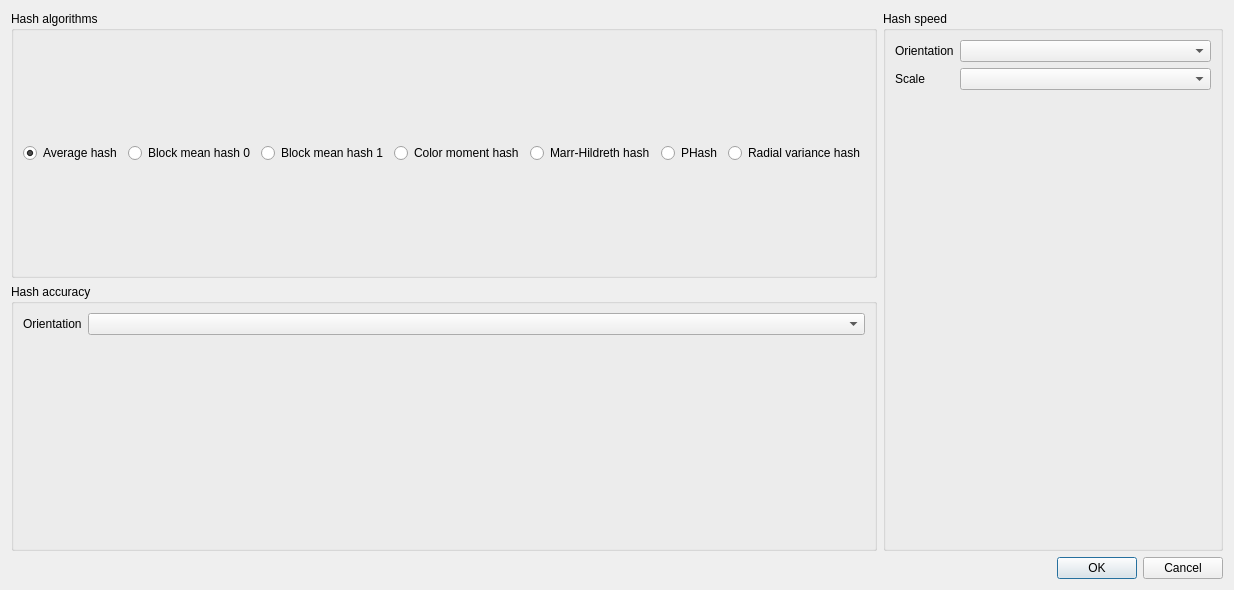
The window that ui/advance_setting_dialog.ui (stereomatchingkiss/similar_vision) describes before a commit, drawn with Qt 5.
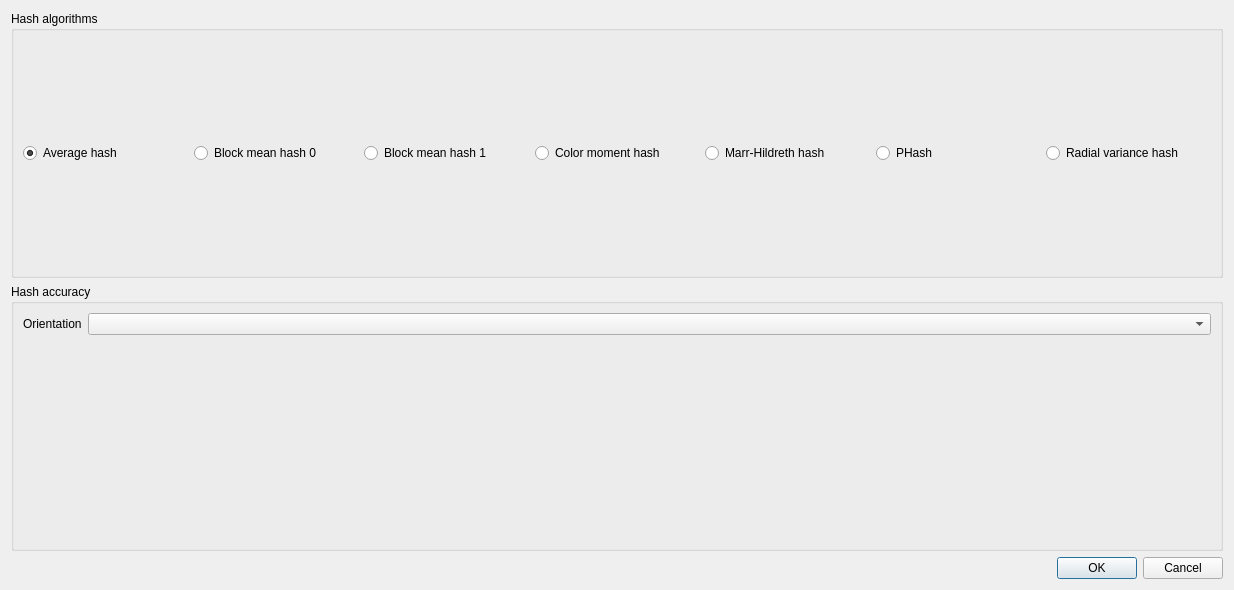
The same window after the commit. Custom widgets are drawn as their Qt base class.

Commit message: remove useless widget

Patch:
```diff
--- a/ui/advance_setting_dialog.ui
+++ b/ui/advance_setting_dialog.ui
@@ -109,52 +109,6 @@
        </item>
       </layout>
      </item>
-     <item>
-      <widget class="QGroupBox" name="groupBox_2">
-       <property name="title">
-        <string>Hash speed</string>
-       </property>
-       <layout class="QGridLayout" name="gridLayout">
-        <item row="0" column="0">
-         <widget class="QLabel" name="label_2">
-          <property name="sizePolicy">
-           <sizepolicy hsizetype="Maximum" vsizetype="Preferred">
-            <horstretch>0</horstretch>
-            <verstretch>0</verstretch>
-           </sizepolicy>
-          </property>
-          <property name="text">
-           <string>Orientation</string>
-          </property>
-         </widget>
-        </item>
-        <item row="0" column="1">
-         <widget class="QComboBox" name="combox_hash_spd_orien"/>
-        </item>
-        <item row="1" column="0">
-         <widget class="QLabel" name="label_3">
-          <property name="sizePolicy">
-           <sizepolicy hsizetype="Maximum" vsizetype="Preferred">
-            <horstretch>0</horstretch>
-            <verstretch>0</verstretch>
-           </sizepolicy>
-          </property>
-          <property name="text">
-           <string>Scale</string>
-          </property>
-         </widget>
-        </item>
-        <item row="1" column="1">
-         <widget class="QComboBox" name="combox_hash_spd_unit"/>
-        </item>
-        <item row="2" column="0" colspan="2">
-         <widget class="single_bar_plot" name="hash_speed_chart" native="true">
-          <zorder>groupBox</zorder>
-         </widget>
-        </item>
-       </layout>
-      </widget>
-     </item>
     </layout>
    </item>
    <item>
```
